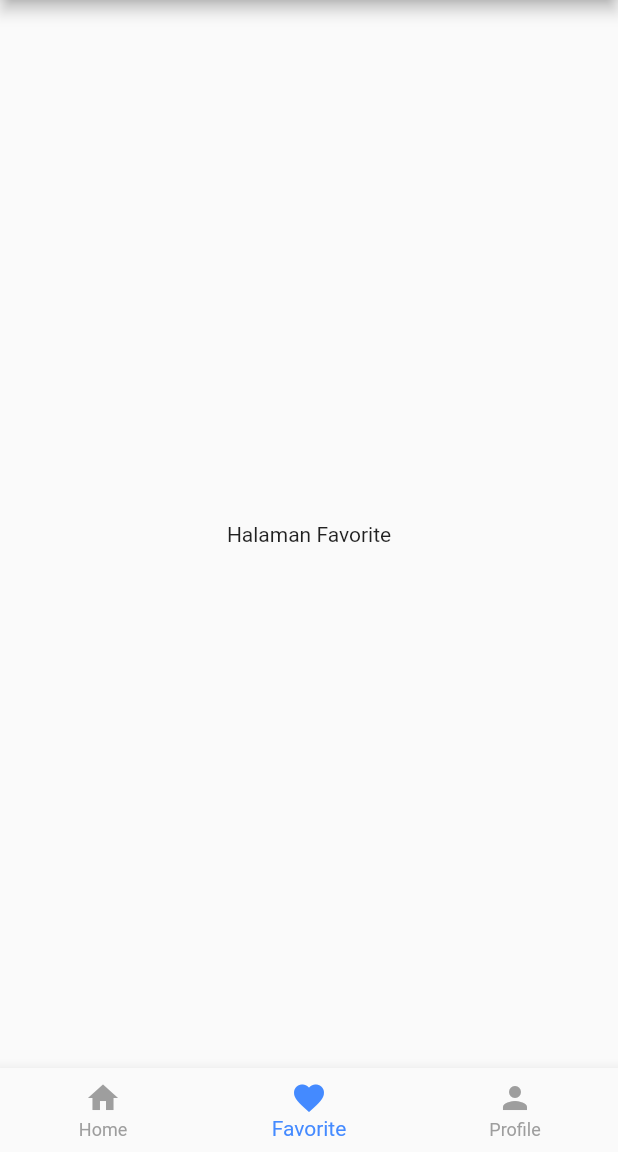
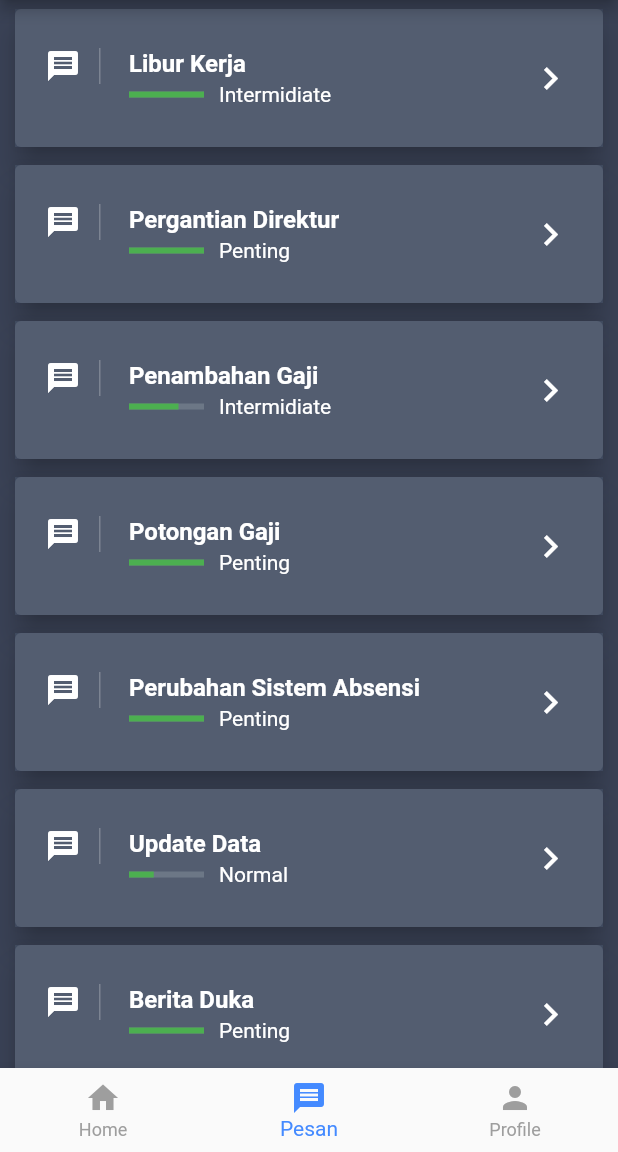
Before and after one commit to ricoerlan/Tes_Simetris, a Flutter app: the MainMenu screen opened directly with empty values, item 2 of the bottom bar chosen, on a phone screen of 412 x 824 dp, the part 84-1236 px from its top. Run offline on Flutter 3.47's test engine with Material 2 defaults, Android fonts, the light colour scheme and no system bars; our stand-ins replace firebase_messaging, shared_preferences; accounts and stored records are empty.

Commit message:
add Page Pesan

```diff
--- a/lib/home.dart
+++ b/lib/home.dart
@@ -1,5 +1,6 @@
 import 'package:flutter/material.dart';
 import 'package:shared_preferences/shared_preferences.dart';
+import 'package:tes_simetris/pesan_page.dart';
 
 class MainMenu extends StatefulWidget {
   final VoidCallback signOut;
@@ -45,7 +46,7 @@ class _MainMenuState extends State<MainMenu> {
   Widget build(BuildContext context) {
     final _listPage = <Widget>[
       Text('Halaman Home'),
-      Text('Halaman Favorite'),
+      ListPage(title: 'Halaman Pesan',),
       Text('Halaman Profile'),
     ];
 
@@ -55,8 +56,8 @@ class _MainMenuState extends State<MainMenu> {
         title: Text('Home'),
       ),
       BottomNavigationBarItem(
-        icon: Icon(Icons.favorite),
-        title: Text('Favorite'),
+        icon: Icon(Icons.message),
+        title: Text('Pesan'),
       ),
       BottomNavigationBarItem(
         icon: Icon(Icons.person),
--- /dev/null
+++ b/lib/model/pesan.dart
@@ -0,0 +1,13 @@
+class Pesan{
+  String title;
+  String level;
+  double indicatorValue;
+  int price;
+  String content;
+
+
+  Pesan(
+    {this.title, this.level, this.indicatorValue, this.price,this.content}
+  );
+
+}
--- /dev/null
+++ b/lib/pesan_page.dart
@@ -0,0 +1,216 @@
+
+import 'package:flutter/material.dart';
+import 'package:tes_simetris/detail_pesan.dart';
+
+import 'model/pesan.dart';
+
+class ListPage extends StatefulWidget {
+   final String title ;
+
+  ListPage({Key key, this.title}) : super (key : key);
+
+
+
+
+  @override
+  _ListPageState createState() => _ListPageState();
+}
+
+class _ListPageState extends State<ListPage> {
+
+  List pesan;
+
+  @override
+  void initState() {
+    pesan = getPesan();
+    super.initState();
+  }
+
+  @override
+  Widget build(BuildContext context) {
+
+    final topAppBar = AppBar(
+      elevation: 0.1,
+      backgroundColor: Color.fromRGBO(58, 66, 86, 1.0),
+      centerTitle: true,
+      title: Text(widget.title,),
+      actions: <Widget>[
+        IconButton(
+          icon: Icon(Icons.list),
+          onPressed: () {},
+        ),
+      ],
+    );
+
+
+    final makeBottom = Container(
+      height: 55.0,
+      child: BottomAppBar(
+        color: Color.fromRGBO(58, 66, 86, 1.0),
+        child: Row(
+          mainAxisAlignment: MainAxisAlignment.spaceEvenly,
+          children: <Widget> [
+            IconButton(
+              icon: Icon(Icons.home, color: Colors.white,),
+              onPressed: (){},
+            ),
+            IconButton(
+              icon: Icon(Icons.blur_on, color: Colors.white,),
+              onPressed: (){},
+            ),
+            IconButton(
+              icon: Icon(Icons.message, color: Colors.white,),
+              onPressed: (){},
+            ),
+            IconButton(
+              icon: Icon(Icons.account_box, color: Colors.white,),
+              onPressed: (){},
+            ),
+          ],
+        ),
+      ),
+    );
+
+    ListTile makeListTile(Pesan pesan) => ListTile(
+      contentPadding: EdgeInsets.symmetric(horizontal : 20.0, vertical : 10.0),
+      leading: Container(
+        padding: EdgeInsets.only(right : 12.0),
+        decoration: BoxDecoration(
+          border: Border(
+            right: BorderSide(width : 1.0, color : Colors.white24)
+          ),
+        ),
+        child: Icon(Icons.message, color: Colors.white,),
+      ),
+      title: Text(
+        pesan.title,
+        style: TextStyle(
+          color: Colors.white,
+          fontWeight: FontWeight.bold
+        )
+      ),
+      //Sub tittle
+
+      subtitle: Row(
+        children: <Widget> [
+          Expanded(
+            flex: 1,
+            child: Container(
+              // tag : 'hero',
+              child: LinearProgressIndicator(
+                backgroundColor: Color.fromRGBO(209, 224, 224, 0.2),
+                value: pesan.indicatorValue,
+                valueColor: AlwaysStoppedAnimation(Colors.green),
+              ),
+            )),
+          Expanded(
+            flex: 4,
+            child: Padding(
+              padding: EdgeInsets.only(left : 10.0),
+              child: Text(pesan.level, style : TextStyle(color : Colors.white)),))
+        ],
+      ),
+
+      trailing: Icon(Icons.keyboard_arrow_right, color: Colors.white, size: 30.0,),
+      onTap: (){
+
+        Navigator.push(
+          context, MaterialPageRoute(builder: (context) => DetailPage(pesan : pesan))
+        );
+      },
+      );
+
+    Card makeCard(Pesan pesan) => Card(
+      elevation: 8.0,
+      margin: EdgeInsets.symmetric(horizontal : 10.0, vertical : 6.0),
+      child: Container(
+        decoration: BoxDecoration(color: Color.fromRGBO(64, 75, 96, .9)),
+        child: makeListTile(pesan),
+      ),
+    );
+
+
+
+
+    final makeBody = Container(
+      child: ListView.builder(
+        scrollDirection: Axis.vertical,
+        shrinkWrap: true,
+        itemCount: pesan.length,
+        itemBuilder: (BuildContext context, int index){
+          return makeCard(pesan[index]);
+        },
+      ),
+    );
+
+
+
+
+
+    return Scaffold(
+      backgroundColor: Color.fromRGBO(58, 66, 86, 1.0),
+      //appBar: topAppBar,
+      body: makeBody,
+      //bottomNavigationBar: makeBottom,
+
+    );
+
+  }
+
+
+}
+
+List getPesan(){
+  return [
+    Pesan(
+        title: "Libur Kerja",
+        level: "Intermidiate",
+        indicatorValue: 1.0,
+        price: 20,
+        content:
+            "Start by taking a couple of minutes to read the info in this section. Launch your app and click on the Settings menu.  While on the settings page, click the Save button.  You should see a circular progress indicator display in the middle of the page and the user interface elements cannot be clicked due to the modal barrier that is constructed."),
+    Pesan(
+        title: "Pergantian Direktur",
+        level: "Penting",
+        indicatorValue: 1.0,
+        price: 50,
+        content:
+            "Start by taking a couple of minutes to read the info in this section. Launch your app and click on the Settings menu.  While on the settings page, click the Save button.  You should see a circular progress indicator display in the middle of the page and the user interface elements cannot be clicked due to the modal barrier that is constructed."),
+    Pesan(
+        title: "Penambahan Gaji",
+        level: "Intermidiate",
+        indicatorValue: 0.66,
+        price: 30,
+        content:
+            "Start by taking a couple of minutes to read the info in this section. Launch your app and click on the Settings menu.  While on the settings page, click the Save button.  You should see a circular progress indicator display in the middle of the page and the user interface elements cannot be clicked due to the modal barrier that is constructed."),
+    Pesan(
+        title: "Potongan Gaji",
+        level: "Penting",
+        indicatorValue: 1.0,
+        price: 30,
+        content:
+            "Start by taking a couple of minutes to read the info in this section. Launch your app and click on the Settings menu.  While on the settings page, click the Save button.  You should see a circular progress indicator display in the middle of the page and the user interface elements cannot be clicked due to the modal barrier that is constructed."),
+    Pesan(
+        title: "Perubahan Sistem Absensi",
+        level: "Penting",
+        indicatorValue: 1.0,
+        price: 50,
+        content:
+            "Start by taking a couple of minutes to read the info in this section. Launch your app and click on the Settings menu.  While on the settings page, click the Save button.  You should see a circular progress indicator display in the middle of the page and the user interface elements cannot be clicked due to the modal barrier that is constructed."),
+    Pesan(
+        title: "Update Data",
+        level: "Normal",
+        indicatorValue: 0.33,
+        price: 50,
+        content:
+            "Start by taking a couple of minutes to read the info in this section. Launch your app and click on the Settings menu.  While on the settings page, click the Save button.  You should see a circular progress indicator display in the middle of the page and the user interface elements cannot be clicked due to the modal barrier that is constructed."),
+    Pesan(
+        title: "Berita Duka",
+        level: "Penting",
+        indicatorValue: 1.0,
+        price: 50,
+        content:
+            "Start by taking a couple of minutes to read the info in this section. Launch your app and click on the Settings menu.  While on the settings page, click the Save button.  You should see a circular progress indicator display in the middle of the page and the user interface elements cannot be clicked due to the modal barrier that is constructed.  ")
+
+  ];
+}
```
Also changed, not shown: lib/detail_pesan.dart (added), 1 other file.
